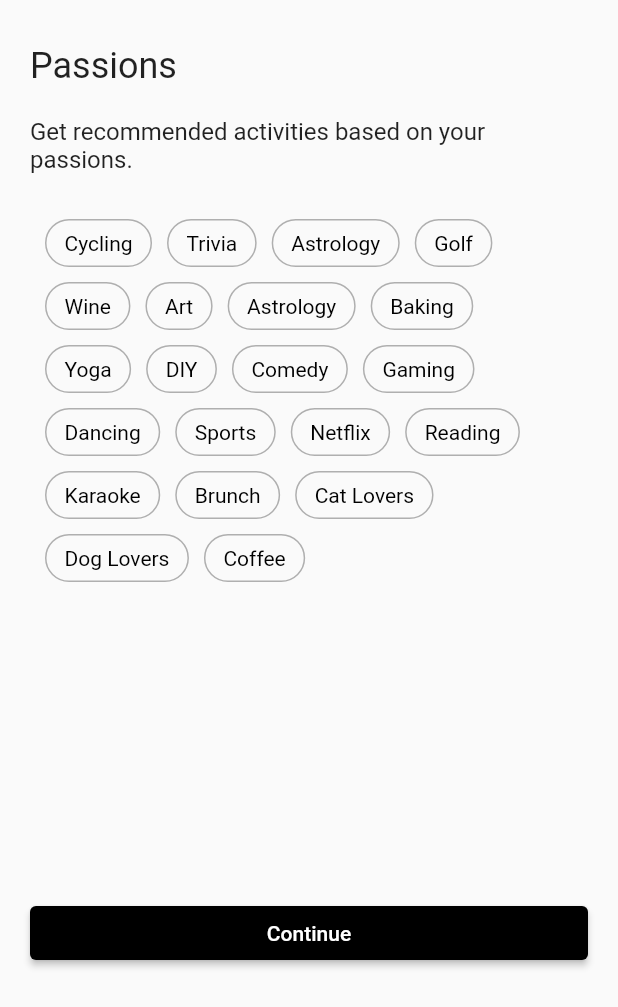
After one commit to ChristineWasike/startuphack, a Flutter app: the Passions screen opened directly, on a phone screen of 412 x 824 dp. The commit adds this screen. Shown: the top 1007 px of the screen. Run offline on Flutter 3.47's test engine with Material 2 defaults, Android fonts, the phone set to English and light mode, and no system bars; our stand-ins replace chips_choice_null_safety, flutter_map, latlong2.

Commit message:
passions screen

```diff
--- a/lib/main.dart
+++ b/lib/main.dart
@@ -4,6 +4,7 @@ import 'package:flutter/material.dart';
 import 'package:flutter_map/flutter_map.dart';
 // ignore: library_prefixes
 import 'package:latlong2/latlong.dart' as latLng;
+import './screens/onboarding/onboarding1.dart';
 
 void main() {
   runApp(const MyApp());
--- /dev/null
+++ b/lib/screens/onboarding/onboarding1.dart
@@ -0,0 +1,86 @@
+import 'package:chips_choice_null_safety/chips_choice_null_safety.dart';
+import 'package:flutter/material.dart';
+
+class Passions extends StatefulWidget {
+  const Passions({Key? key}) : super(key: key);
+
+  @override
+  State<Passions> createState() => _PassionsState();
+}
+
+class _PassionsState extends State<Passions> {
+  List<String> tags = [];
+  List<String> options = [
+    'Cycling',
+    'Trivia',
+    'Astrology',
+    'Golf',
+    'Wine',
+    'Art',
+    'Astrology',
+    'Baking',
+    'Yoga',
+    'DIY',
+    'Comedy',
+    'Gaming',
+    'Dancing',
+    'Sports',
+    'Netflix',
+    'Reading',
+    'Karaoke',
+    'Brunch',
+    'Cat Lovers',
+    'Dog Lovers',
+    'Coffee',
+  ];
+  @override
+  Widget build(BuildContext context) {
+    return Scaffold(
+
+      body: Container(
+        padding: const EdgeInsets.symmetric(vertical: 30.0, horizontal: 20.0),
+        height: MediaQuery.of(context).size.height,
+        width: MediaQuery.of(context).size.width,
+        child: ListView(
+          physics: BouncingScrollPhysics(),
+          children: <Widget>[
+            Text(
+              "Passions",
+              style: TextStyle(fontSize: 24.0),
+            ),
+            SizedBox(
+              height: 20,
+            ),
+            Text(
+              "Get recommended activities based on your passions.",
+              style: TextStyle(fontSize: 16.0),
+            ),
+            SizedBox(
+              height: 20,
+            ),
+            ChipsChoice<String>.multiple(
+              value: tags,
+              onChanged: (val) => setState(() => tags = val),
+              choiceItems: C2Choice.listFrom<String, String>(
+                  source: options, value: (i, v) => v, label: (i, v) => v),
+              choiceStyle: C2ChoiceStyle(
+                color: Colors.black,
+              ),
+              wrapped: true,
+            ),
+            SizedBox(
+              height: 200,
+            ),
+            ElevatedButton(
+              onPressed: () {},
+              child: Text("Continue"),
+              style: ButtonStyle(
+                  backgroundColor:
+                      MaterialStateProperty.all(const Color(0xff000000))),
+            ),
+          ],
+        ),
+      ),
+    );
+  }
+}
--- a/pubspec.yaml
+++ b/pubspec.yaml
@@ -35,6 +35,7 @@ dependencies:
   # Use with the CupertinoIcons class for iOS style icons.
   cupertino_icons: ^1.0.2
   flutter_map: ^0.14.0
+  chips_choice_null_safety: ^2.0.4
 
 dev_dependencies:
   flutter_test:
```
Also changed, not shown: pubspec.lock.
